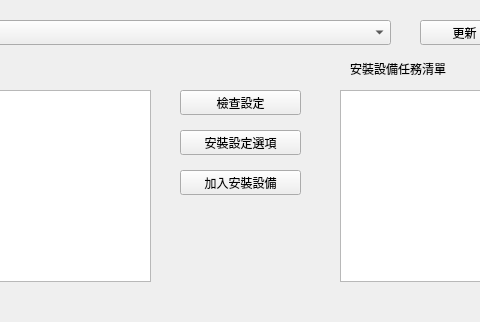
cocobird231/RV1-gui, file src/install_shell/install_shell.ui: the form before one commit; both pictures show x 340 to 820 and y 0 to 322 of the 1267 by 710 pixel window.
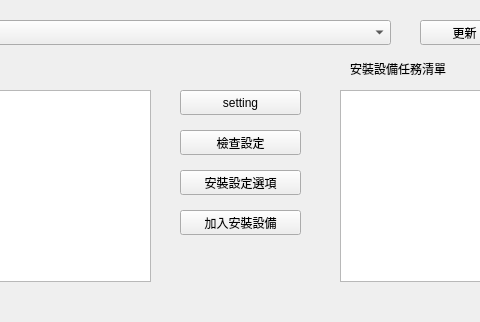
The form after the commit.

The edit to the form file:
```diff
--- a/src/install_shell/install_shell.ui
+++ b/src/install_shell/install_shell.ui
@@ -53,7 +53,7 @@
    <property name="geometry">
     <rect>
      <x>520</x>
-     <y>90</y>
+     <y>130</y>
      <width>121</width>
      <height>25</height>
     </rect>
@@ -66,7 +66,7 @@
    <property name="geometry">
     <rect>
      <x>520</x>
-     <y>130</y>
+     <y>170</y>
      <width>121</width>
      <height>25</height>
     </rect>
@@ -335,7 +335,7 @@
    <property name="geometry">
     <rect>
      <x>520</x>
-     <y>170</y>
+     <y>210</y>
      <width>121</width>
      <height>25</height>
     </rect>
@@ -543,6 +543,19 @@
     <string>quick depoly</string>
    </property>
   </widget>
+  <widget class="QPushButton" name="pushButton_15">
+   <property name="geometry">
+    <rect>
+     <x>520</x>
+     <y>90</y>
+     <width>121</width>
+     <height>25</height>
+    </rect>
+   </property>
+   <property name="text">
+    <string>setting</string>
+   </property>
+  </widget>
  </widget>
  <resources/>
  <connections/>
```
